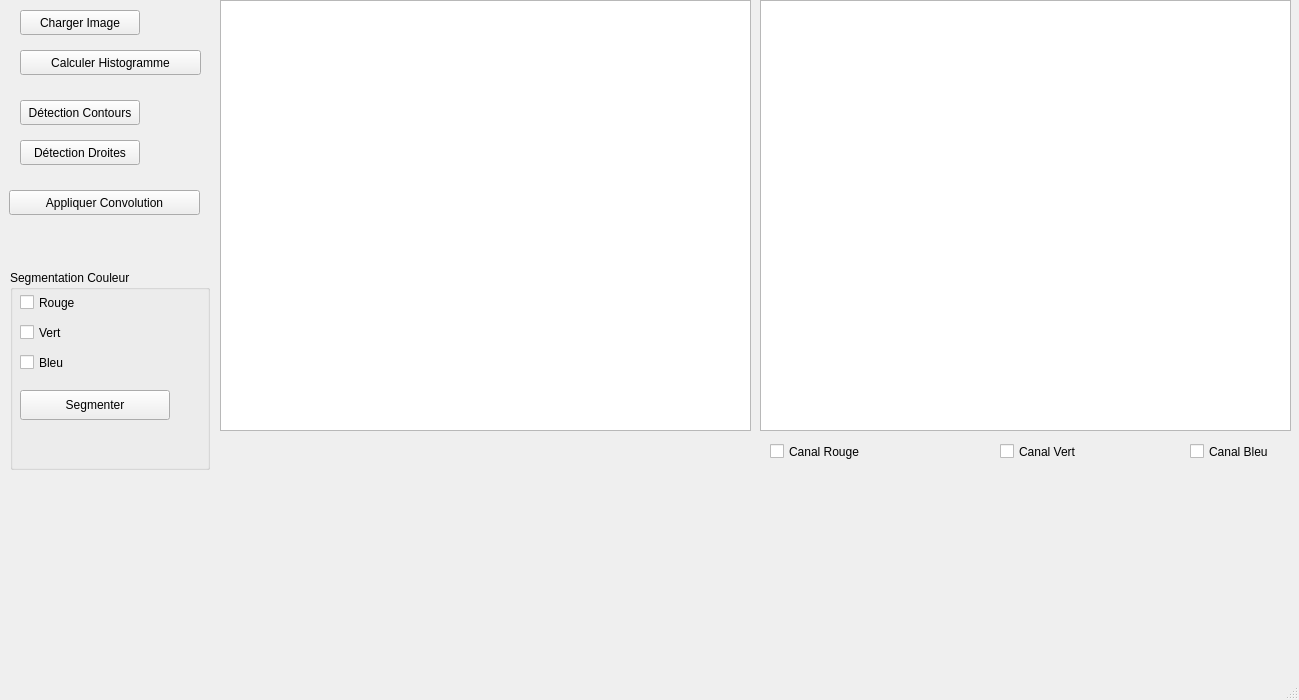
Before: the Qt Designer form Descripteurs/tessst/mainwindow.ui in TomAuclin/PROJETC_LMLTM, drawn with Qt 5.
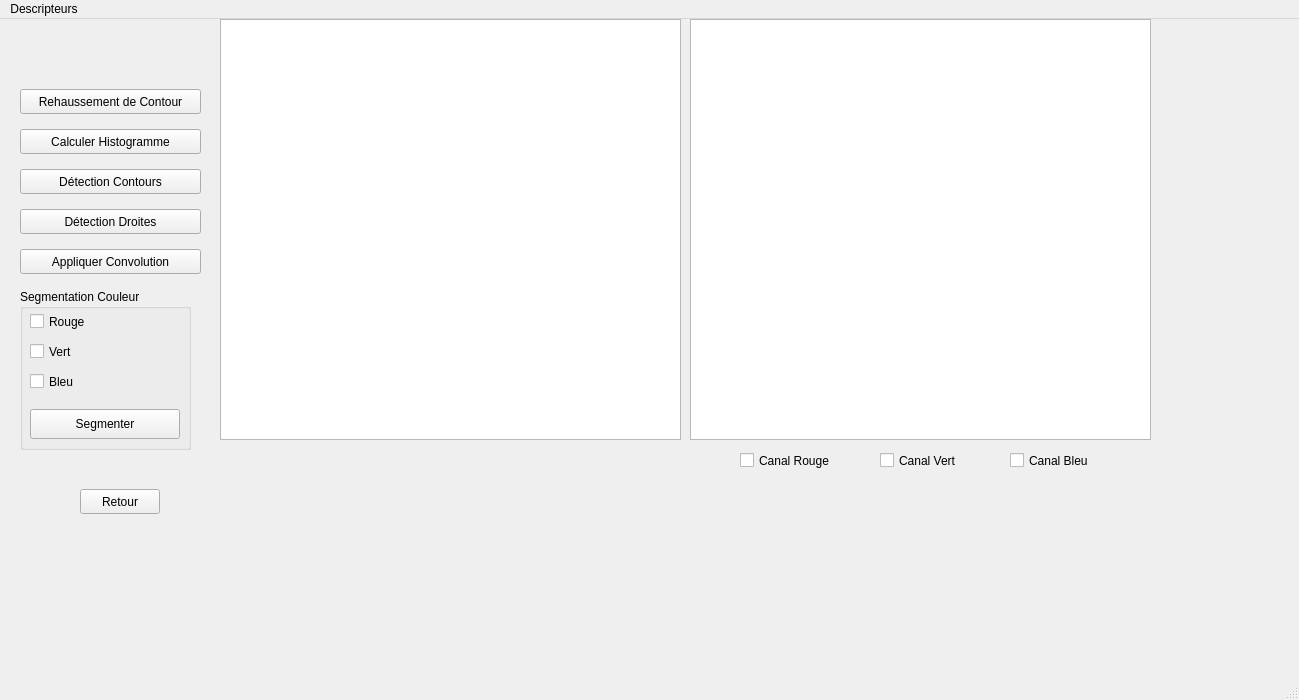
After: the same form once the commit is applied.

```diff
--- a/Descripteurs/tessst/mainwindow.ui
+++ b/Descripteurs/tessst/mainwindow.ui
@@ -14,36 +14,23 @@
    <string>Application de Traitement d'Images</string>
   </property>
   <widget class="QWidget" name="centralwidget">
-   <widget class="QPushButton" name="ChargerImage">
-    <property name="geometry">
-     <rect>
-      <x>20</x>
-      <y>10</y>
-      <width>120</width>
-      <height>25</height>
-     </rect>
-    </property>
-    <property name="text">
-     <string>Charger Image</string>
-    </property>
-   </widget>
    <widget class="QGraphicsView" name="AfficherImage">
     <property name="geometry">
      <rect>
       <x>220</x>
       <y>0</y>
-      <width>531</width>
-      <height>431</height>
+      <width>461</width>
+      <height>421</height>
      </rect>
     </property>
    </widget>
    <widget class="QGraphicsView" name="AffichageResultat">
     <property name="geometry">
      <rect>
-      <x>760</x>
+      <x>690</x>
       <y>0</y>
-      <width>531</width>
-      <height>431</height>
+      <width>461</width>
+      <height>421</height>
      </rect>
     </property>
    </widget>
@@ -51,7 +38,7 @@
     <property name="geometry">
      <rect>
       <x>20</x>
-      <y>50</y>
+      <y>110</y>
       <width>181</width>
       <height>25</height>
      </rect>
@@ -63,8 +50,8 @@
    <widget class="QCheckBox" name="Canal_R">
     <property name="geometry">
      <rect>
-      <x>770</x>
-      <y>440</y>
+      <x>740</x>
+      <y>430</y>
       <width>100</width>
       <height>23</height>
      </rect>
@@ -76,8 +63,8 @@
    <widget class="QCheckBox" name="Canal_V">
     <property name="geometry">
      <rect>
-      <x>1000</x>
-      <y>440</y>
+      <x>880</x>
+      <y>430</y>
       <width>100</width>
       <height>23</height>
      </rect>
@@ -89,8 +76,8 @@
    <widget class="QCheckBox" name="Canal_B">
     <property name="geometry">
      <rect>
-      <x>1190</x>
-      <y>440</y>
+      <x>1010</x>
+      <y>430</y>
       <width>100</width>
       <height>23</height>
      </rect>
@@ -103,8 +90,8 @@
     <property name="geometry">
      <rect>
       <x>20</x>
-      <y>100</y>
-      <width>120</width>
+      <y>150</y>
+      <width>181</width>
       <height>25</height>
      </rect>
     </property>
@@ -116,8 +103,8 @@
     <property name="geometry">
      <rect>
       <x>20</x>
-      <y>140</y>
-      <width>120</width>
+      <y>190</y>
+      <width>181</width>
       <height>25</height>
      </rect>
     </property>
@@ -128,9 +115,9 @@
    <widget class="QPushButton" name="AppliquerConvolution">
     <property name="geometry">
      <rect>
-      <x>9</x>
-      <y>190</y>
-      <width>191</width>
+      <x>20</x>
+      <y>230</y>
+      <width>181</width>
       <height>25</height>
      </rect>
     </property>
@@ -141,10 +128,10 @@
    <widget class="QGroupBox" name="GroupeSegmentation">
     <property name="geometry">
      <rect>
-      <x>10</x>
+      <x>20</x>
       <y>270</y>
-      <width>200</width>
-      <height>200</height>
+      <width>171</width>
+      <height>161</height>
      </rect>
     </property>
     <property name="title">
@@ -203,6 +190,32 @@
      </property>
     </widget>
    </widget>
+   <widget class="QPushButton" name="RehaussementContours">
+    <property name="geometry">
+     <rect>
+      <x>20</x>
+      <y>70</y>
+      <width>181</width>
+      <height>25</height>
+     </rect>
+    </property>
+    <property name="text">
+     <string>Rehaussement de Contour</string>
+    </property>
+   </widget>
+   <widget class="QPushButton" name="RetourVersBiblio">
+    <property name="geometry">
+     <rect>
+      <x>80</x>
+      <y>470</y>
+      <width>80</width>
+      <height>25</height>
+     </rect>
+    </property>
+    <property name="text">
+     <string>Retour</string>
+    </property>
+   </widget>
   </widget>
   <widget class="QMenuBar" name="menubar">
    <property name="geometry">
@@ -213,6 +226,16 @@
      <height>22</height>
     </rect>
    </property>
+   <widget class="QMenu" name="menuDescripteurs">
+    <property name="title">
+     <string>Descripteurs</string>
+    </property>
+    <addaction name="actionAjouterDescripteur"/>
+    <addaction name="actionModifierDescripteur"/>
+    <addaction name="actionSupprimerDescripteur"/>
+    <addaction name="actionRechercherImage"/>
+   </widget>
+   <addaction name="menuDescripteurs"/>
   </widget>
   <widget class="QStatusBar" name="statusbar"/>
  </widget>
```
Left out of the diff: 20 changed lines with no effect on the pictures.
